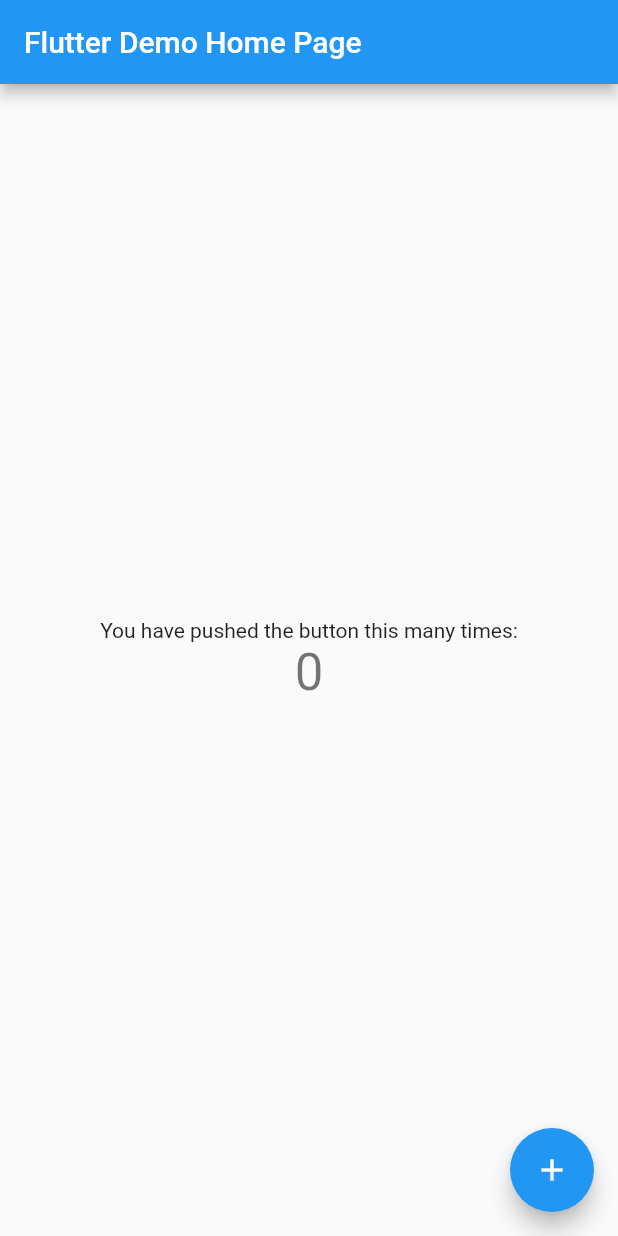
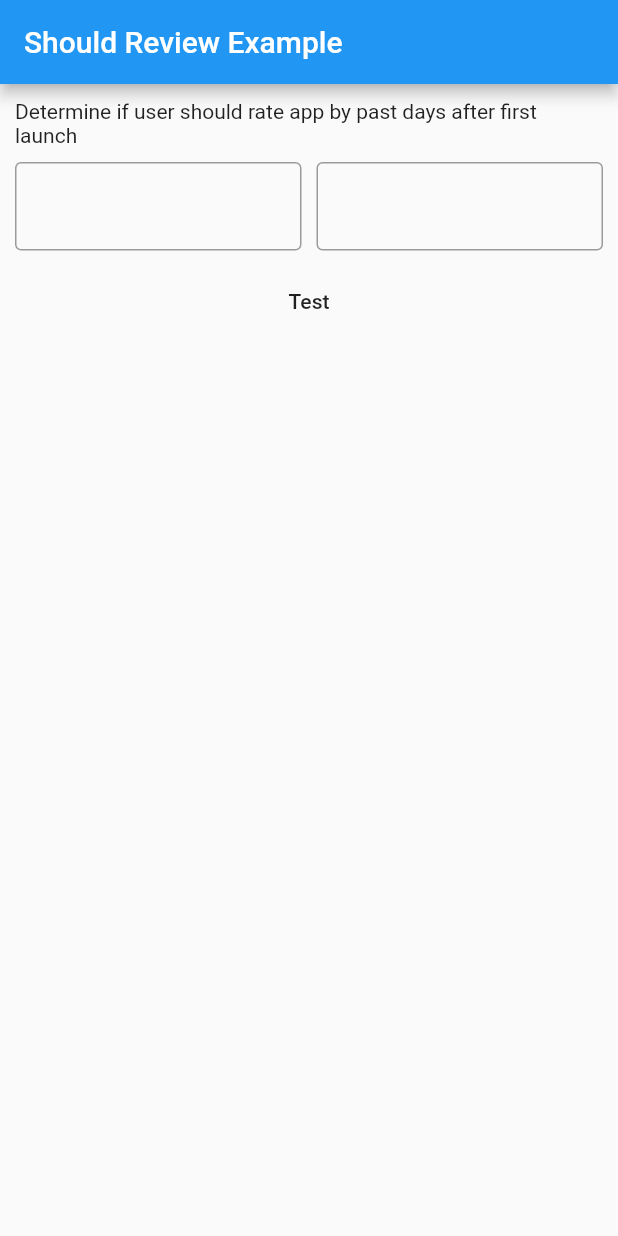
Before and after one commit to francis94c/should_review, a Flutter app: the screen it shows after launch, on a phone screen of 412 x 824 dp. Run offline on Flutter 3.47's test engine with Material 2 defaults, Android fonts, the phone set to English and light mode, and no system bars; our stand-ins replace shared_preferences.

Commit message:
Laying out example.

```diff
--- a/example/lib/main.dart
+++ b/example/lib/main.dart
@@ -1,4 +1,6 @@
 import 'package:flutter/material.dart';
+import 'package:flutter/services.dart';
+import 'package:should_review/should_review.dart';
 
 void main() {
   runApp(const MyApp());
@@ -7,39 +9,20 @@ void main() {
 class MyApp extends StatelessWidget {
   const MyApp({Key? key}) : super(key: key);
 
-  // This widget is the root of your application.
   @override
   Widget build(BuildContext context) {
     return MaterialApp(
-      title: 'Flutter Demo',
+      title: 'Should Review Example',
       theme: ThemeData(
-        // This is the theme of your application.
-        //
-        // Try running your application with "flutter run". You'll see the
-        // application has a blue toolbar. Then, without quitting the app, try
-        // changing the primarySwatch below to Colors.green and then invoke
-        // "hot reload" (press "r" in the console where you ran "flutter run",
-        // or simply save your changes to "hot reload" in a Flutter IDE).
-        // Notice that the counter didn't reset back to zero; the application
-        // is not restarted.
         primarySwatch: Colors.blue,
       ),
-      home: const MyHomePage(title: 'Flutter Demo Home Page'),
+      home: const MyHomePage(title: 'Should Review Example'),
     );
   }
 }
 
 class MyHomePage extends StatefulWidget {
   const MyHomePage({Key? key, required this.title}) : super(key: key);
-
-  // This widget is the home page of your application. It is stateful, meaning
-  // that it has a State object (defined below) that contains fields that affect
-  // how it looks.
-
-  // This class is the configuration for the state. It holds the values (in this
-  // case the title) provided by the parent (in this case the App widget) and
-  // used by the build method of the State. Fields in a Widget subclass are
-  // always marked "final".
 
   final String title;
 
@@ -48,68 +31,80 @@ class MyHomePage extends StatefulWidget {
 }
 
 class _MyHomePageState extends State<MyHomePage> {
-  int _counter = 0;
+  // TextEditing Controllers.
+  final TextEditingController _minDaysController = TextEditingController();
+  final TextEditingController _coolDownDaysController = TextEditingController();
 
-  void _incrementCounter() {
-    setState(() {
-      // This call to setState tells the Flutter framework that something has
-      // changed in this State, which causes it to rerun the build method below
-      // so that the display can reflect the updated values. If we changed
-      // _counter without calling setState(), then the build method would not be
-      // called again, and so nothing would appear to happen.
-      _counter++;
-    });
-  }
+  // Keys
+  final GlobalKey<FormState> _daysCriteriaFormKey = GlobalKey();
 
   @override
   Widget build(BuildContext context) {
-    // This method is rerun every time setState is called, for instance as done
-    // by the _incrementCounter method above.
-    //
-    // The Flutter framework has been optimized to make rerunning build methods
-    // fast, so that you can just rebuild anything that needs updating rather
-    // than having to individually change instances of widgets.
     return Scaffold(
       appBar: AppBar(
-        // Here we take the value from the MyHomePage object that was created by
-        // the App.build method, and use it to set our appbar title.
         title: Text(widget.title),
       ),
-      body: Center(
-        // Center is a layout widget. It takes a single child and positions it
-        // in the middle of the parent.
-        child: Column(
-          // Column is also a layout widget. It takes a list of children and
-          // arranges them vertically. By default, it sizes itself to fit its
-          // children horizontally, and tries to be as tall as its parent.
-          //
-          // Invoke "debug painting" (press "p" in the console, choose the
-          // "Toggle Debug Paint" action from the Flutter Inspector in Android
-          // Studio, or the "Toggle Debug Paint" command in Visual Studio Code)
-          // to see the wireframe for each widget.
-          //
-          // Column has various properties to control how it sizes itself and
-          // how it positions its children. Here we use mainAxisAlignment to
-          // center the children vertically; the main axis here is the vertical
-          // axis because Columns are vertical (the cross axis would be
-          // horizontal).
-          mainAxisAlignment: MainAxisAlignment.center,
-          children: <Widget>[
-            const Text(
-              'You have pushed the button this many times:',
-            ),
-            Text(
-              '$_counter',
-              style: Theme.of(context).textTheme.headline4,
-            ),
-          ],
+      body: Container(
+        padding: const EdgeInsets.all(10),
+        alignment: Alignment.center,
+        child: Form(
+          key: _daysCriteriaFormKey,
+          child: Column(
+            children: [
+              const Text(
+                  "Determine if user should rate app by past days after first launch"),
+              const SizedBox(
+                height: 10,
+              ),
+              Row(
+                children: [
+                  Expanded(
+                    child: TextFormField(
+                      controller: _minDaysController,
+                      keyboardType: TextInputType.number,
+                      inputFormatters: [
+                        FilteringTextInputFormatter.allow(RegExp("[0-9]")),
+                      ],
+                      decoration: const InputDecoration(
+                          border: OutlineInputBorder(borderSide: BorderSide())),
+                    ),
+                  ),
+                  const SizedBox(
+                    width: 10,
+                  ),
+                  Expanded(
+                    child: TextFormField(
+                      controller: _coolDownDaysController,
+                      keyboardType: TextInputType.number,
+                      initialValue: "2",
+                      inputFormatters: [
+                        FilteringTextInputFormatter.allow(RegExp("[0-9]")),
+                      ],
+                      decoration: const InputDecoration(
+                          border: OutlineInputBorder(borderSide: BorderSide())),
+                    ),
+                  )
+                ],
+              ),
+              const SizedBox(
+                height: 10,
+              ),
+              MaterialButton(
+                onPressed: _testShouldRateByDaysCriteria,
+                child: const Text("Test"),
+              )
+            ],
+          ),
         ),
       ),
-      floatingActionButton: FloatingActionButton(
-        onPressed: _incrementCounter,
-        tooltip: 'Increment',
-        child: const Icon(Icons.add),
-      ), // This trailing comma makes auto-formatting nicer for build methods.
     );
   }
+
+  void _testShouldRateByDaysCriteria() async {
+    if (await ShouldReview.shouldReview(
+        minDays: int.parse(_minDaysController.text))) {
+      ScaffoldMessenger.of(context).showSnackBar(const SnackBar(
+          content: Text("Users has been shown a hypotetical review dialog")));
+    }
+  }
 }
--- a/example/pubspec.yaml
+++ b/example/pubspec.yaml
@@ -29,6 +29,9 @@ environment:
 dependencies:
   flutter:
     sdk: flutter
+  should_review:
+    path: ../
+  in_app_review: ^2.0.3
 
 
   # The following adds the Cupertino Icons font to your application.
--- a/lib/should_review.dart
+++ b/lib/should_review.dart
@@ -12,8 +12,8 @@ class ShouldReview {
   static Future<bool> shouldReview(
       {Criteria criteria = Criteria.days,
       int minDays = 5,
+      int coolDownDays = 2,
       int minLaunchTimes = 5,
-      coolDownDays = 2,
       int coolDownLaunchTimes = 4}) async {
     // Get SharedPrefernce Instance.
     SharedPreferences prefs = await SharedPreferences.getInstance();
@@ -80,7 +80,8 @@ class ShouldReview {
   /// Increments the number of times the app was launched.
   static Future<void> recordLaunch() async {
     SharedPreferences prefs = await SharedPreferences.getInstance();
-    await prefs.setInt(prefTimesLaunched, (prefs.getInt(prefTimesLaunched) ?? 0) + 1);
+    await prefs.setInt(
+        prefTimesLaunched, (prefs.getInt(prefTimesLaunched) ?? 0) + 1);
     _syncFirstLaunchDate(prefs);
   }
 
```
Also changed, not shown: example/pubspec.lock, 3 other files.
